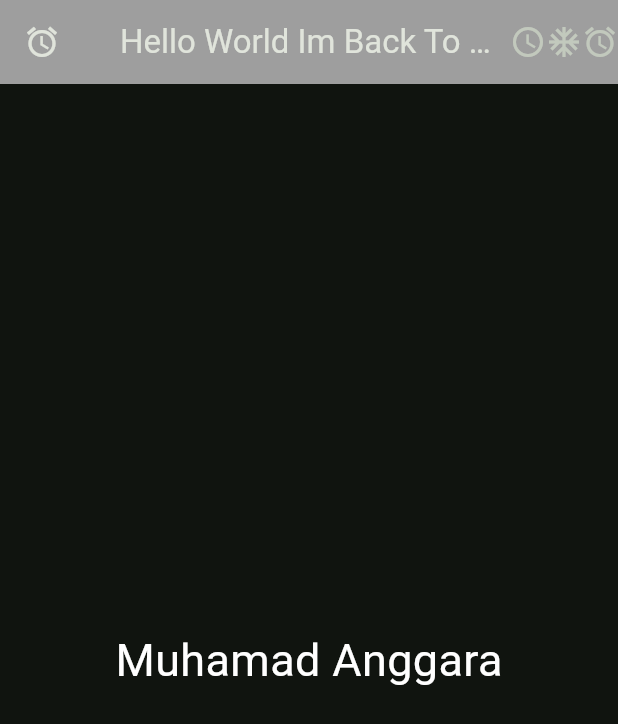
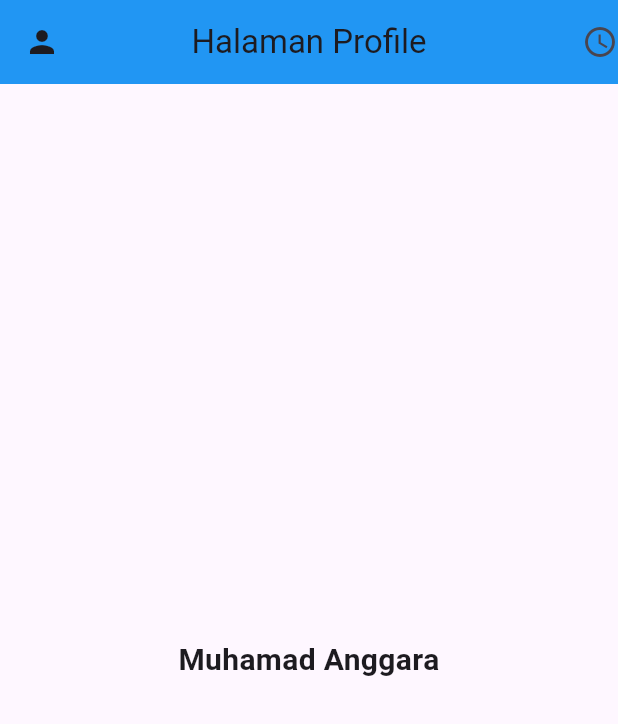
Before and after one commit to MuhamadAnggara/Latihan5-Flutter, a Flutter app: the screen it shows after launch, on a phone screen of 412 x 824 dp. Shown: the top 724 px of the screen. Run offline on Flutter 3.47's test engine with Material 3 defaults, Android fonts, the phone set to English and light mode, and no system bars.

Commit message:
Latihan 5: Class Profile Page

```diff
--- a/lib/main.dart
+++ b/lib/main.dart
@@ -11,39 +11,38 @@ class MyApp extends StatelessWidget {
   Widget build(BuildContext context) {
     return MaterialApp(
       debugShowCheckedModeBanner: false,
-      title: 'Aplikasi Mahasiswa',
+      title: 'Apk siwakk',
       darkTheme: ThemeData(
-        brightness: Brightness.dark,
-        colorScheme: ColorScheme.fromSeed(seedColor: Colors.green,
-        brightness: Brightness.dark),
+        brightness: Brightness.light,
+        colorScheme: ColorScheme.fromSeed(seedColor: Colors.white,
+        brightness: Brightness.light),
       ),
-      themeMode: ThemeMode.dark,
-      home: HomePage2(),
+      themeMode: ThemeMode.light,
+      home: ProfilePage(),
     );
   }
 }
 
-class HomePage2 extends StatelessWidget {
-  const HomePage2({super.key});
+class ProfilePage extends StatelessWidget {
+  const ProfilePage({super.key});
 
   @override
   Widget build(BuildContext context) {
     return Scaffold(
       appBar: AppBar(
-        backgroundColor: Colors.grey,
-        leading: const Icon(Icons.access_alarms),
-        title: const Text('Hello World Im Back To learned Flutter'),
+        title: const Text('Halaman Profile'),
+        backgroundColor: Colors.blue,
         centerTitle: true,
+        leading: Icon(Icons.person),
         actions: [
           Icon(Icons.access_time),
-          Icon(Icons.ac_unit),
-          Icon(Icons.access_alarms),
         ],
       ),
       body: const Center(
         child: Text('Muhamad Anggara',
-        style: TextStyle(fontSize: 30,
-        color: Colors.white),
+        textAlign: TextAlign.center,
+        style: TextStyle(fontSize: 20,
+        fontWeight: FontWeight.bold),
         ),
       ),
     );
```
